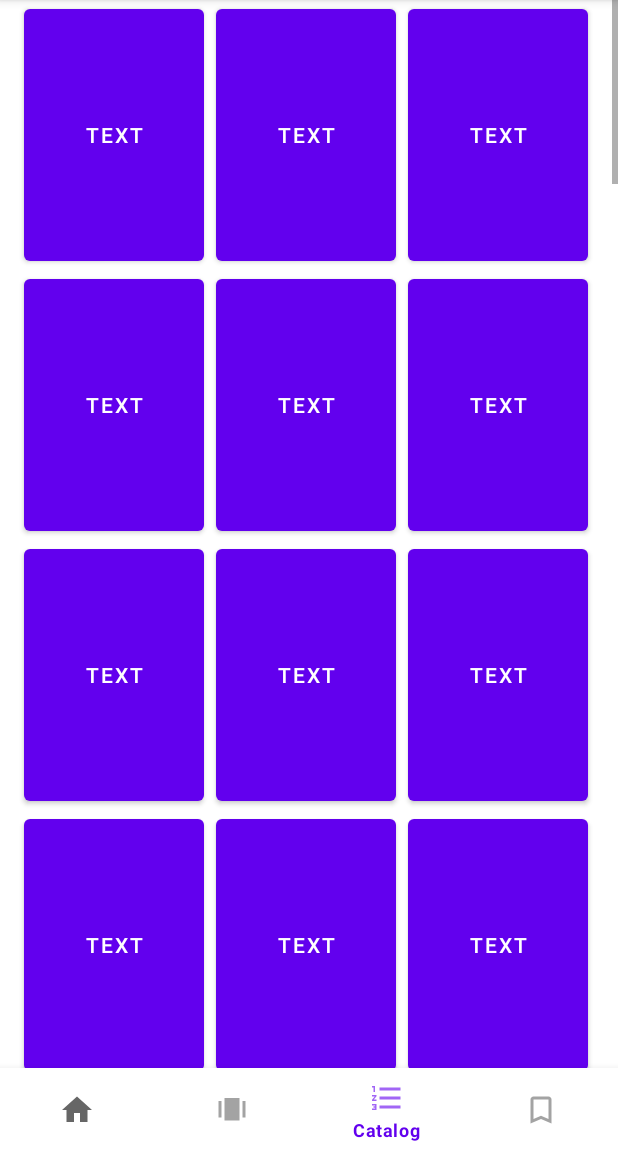
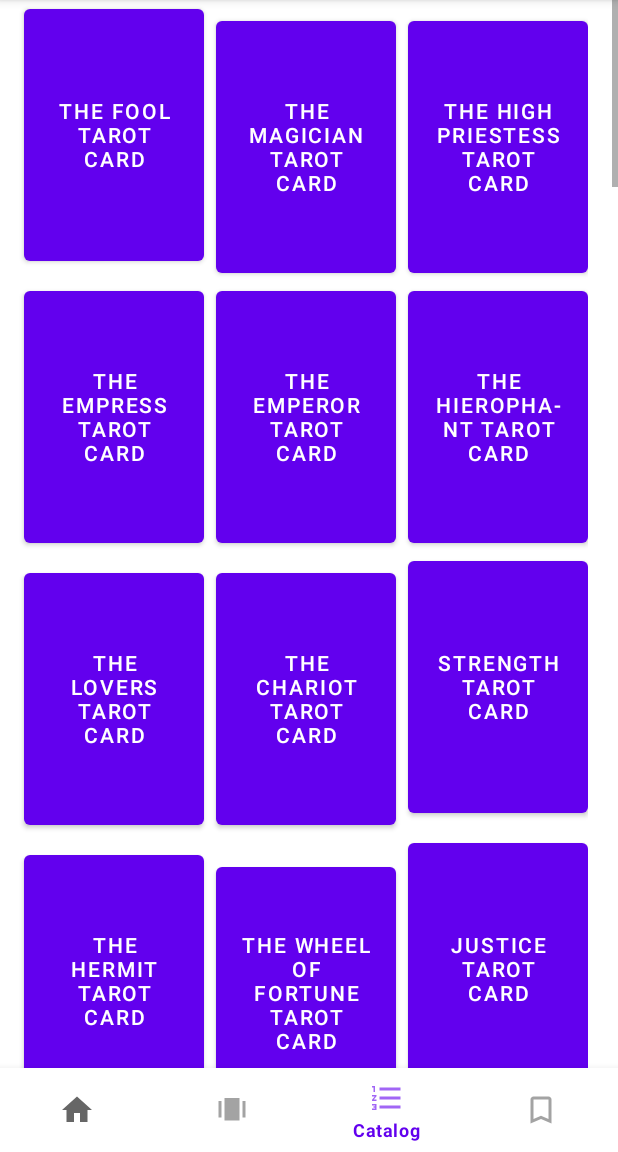
Before and after one commit to Jcheng8293/Zephyrus-, an Android app: the CardListActivity screen opened directly, with no data from a screen before it, on a phone screen of 412 x 824 dp, the part 84-1236 px from its top. Run offline under Robolectric (Android 15) with nearby library versions, the phone set to English and light mode, and no system bars; Roboto replaces fonts that are not available here.

Commit message:
- -=- LOOK AT README -=- Added names for each card in the "CardList"  - Cards with 3 lines tend to be "elevated," needs fixing Changed caption limit in "TarotCard" to 6 for reversed ones Deleted tarot_deck.txt from assets

```diff
--- a/Zephyrus/app/build.gradle
+++ b/Zephyrus/app/build.gradle
@@ -25,6 +25,7 @@ android {
         sourceCompatibility JavaVersion.VERSION_1_8
         targetCompatibility JavaVersion.VERSION_1_8
     }
+    compileSdkVersion 31
 }
 
 dependencies {
--- a/Zephyrus/app/src/main/AndroidManifest.xml
+++ b/Zephyrus/app/src/main/AndroidManifest.xml
@@ -1,6 +1,8 @@
 <?xml version="1.0" encoding="utf-8"?>
 <manifest xmlns:android="http://schemas.android.com/apk/res/android"
     package="com.example.zephyrus">
+    <uses-permission android:name="android.permission.WRITE_EXTERNAL_STORAGE" />
+    <uses-permission android:name="android.permission.READ_EXTERNAL_STORAGE" />
 
     <application
         android:allowBackup="true"
--- a/Zephyrus/app/src/main/assets/tarot_cards_spaced.txt
+++ b/Zephyrus/app/src/main/assets/tarot_cards_spaced.txt
@@ -38,7 +38,7 @@ Lack of power and authority
 Lack of courage
 Overwhelmed
 
-The Hierophant Tarot card
+The Hieropha-nt Tarot card
 Tradition
 Obedience
 Expectations
@@ -110,7 +110,7 @@ Resisting to let go
 Lack of acceptance
 Loss
 
-Temperance Tarot card
+Temperan-ce Tarot card
 Balance
 Calm and confidence
 Middle way
--- a/Zephyrus/app/src/main/assets/tarot_deck.txt
+++ /dev/null
@@ -1 +0,0 @@
-Empty
--- a/Zephyrus/app/src/main/java/com/example/zephyrus/CardListActivity.java
+++ b/Zephyrus/app/src/main/java/com/example/zephyrus/CardListActivity.java
@@ -1,20 +1,20 @@
 package com.example.zephyrus;
 
-import android.annotation.SuppressLint;
 import android.content.Intent;
 import android.os.Bundle;
-import android.view.ViewGroup;
 import android.widget.Button;
-import android.widget.GridLayout;
-import android.widget.RelativeLayout;
 
 import androidx.appcompat.app.AppCompatActivity;
 
 import com.google.android.material.bottomnavigation.BottomNavigationView;
 
+import java.io.BufferedReader;
+import java.io.IOException;
+import java.io.InputStream;
+import java.io.InputStreamReader;
+
 public class CardListActivity extends AppCompatActivity {
 
-    @SuppressLint("NonConstantResourceId")
     @Override
     protected void onCreate(Bundle savedInstanceState) {
         super.onCreate(savedInstanceState);
@@ -48,10 +48,31 @@ public class CardListActivity extends AppCompatActivity {
             return false;
         });
 
-        GridLayout gridLayout = findViewById(R.id.gridLayout);
-        Button button = new Button(this);
-        button.setLayoutParams(new RelativeLayout.LayoutParams(ViewGroup.LayoutParams.MATCH_PARENT,
-                ViewGroup.LayoutParams.MATCH_PARENT ));
-        gridLayout.addView(button, 120, 180);
+        /***
+         * Dynamically name buttons
+         ***/
+
+
+        try {
+            InputStream file = getAssets().open("tarot_cards_spaced.txt");
+            BufferedReader reader = new BufferedReader(new InputStreamReader(file));
+            for (int i = R.id.B00; i <= R.id.B77; i++) {
+                Button button = findViewById(i);
+
+                // Unknown reason... leave it alone
+                if (i == R.id.B73) {
+                    reader.readLine();
+                }
+                String line = reader.readLine();
+                button.setText(line);
+                for (int j = 0; j < 7; j++) {
+                    reader.readLine();
+                }
+
+            }
+
+        } catch (IOException e) {
+            e.printStackTrace();
+        }
     }
 }
--- a/Zephyrus/app/src/main/java/com/example/zephyrus/TarotCard.java
+++ b/Zephyrus/app/src/main/java/com/example/zephyrus/TarotCard.java
@@ -30,8 +30,8 @@ public class TarotCard extends Activity implements Serializable
             throw new IllegalArgumentException("description cannot be null");
         if(captions == null)
             throw new IllegalArgumentException("captions cannot be null");
-        if(captions.length != 3)
-            throw new IllegalArgumentException("The number of captions must be equal to 3, not " + captions.length);
+        if(captions.length != 6)
+            throw new IllegalArgumentException("The number of captions must be equal to 6, not " + captions.length);
 
         this.name = name;
         this.state = state;
--- a/Zephyrus/app/src/main/res/layout/activity_card_list.xml
+++ b/Zephyrus/app/src/main/res/layout/activity_card_list.xml
@@ -24,17 +24,21 @@
         android:layout_height="match_parent">
 
         <LinearLayout
-            android:layout_width="match_parent"
-            android:layout_height="match_parent">
+            android:layout_width="wrap_content"
+            android:layout_height="wrap_content"
+            android:gravity="center">
 
             <GridLayout
                 android:id="@+id/gridLayout"
                 android:layout_width="match_parent"
                 android:layout_height="match_parent"
-                android:clipToPadding="false"
+                android:layout_weight="1"
+                android:clipToPadding="true"
                 android:columnCount="3"
                 android:layoutDirection="inherit"
                 android:layoutMode="clipBounds"
+                android:minWidth="120dp"
+                android:minHeight="180dp"
                 android:paddingStart="8dp"
                 android:rowCount="26"
                 android:rowOrderPreserved="true"
@@ -477,7 +481,7 @@
                     android:layout_width="120dp"
                     android:layout_height="180dp"
                     android:layout_row="16"
-                    android:layout_column="2"
+                    android:layout_column="0"
                     android:layout_marginLeft="8dp"
                     android:text="Text"></Button>
 
@@ -486,7 +490,7 @@
                     android:layout_width="120dp"
                     android:layout_height="180dp"
                     android:layout_row="16"
-                    android:layout_column="0"
+                    android:layout_column="1"
                     android:layout_marginLeft="8dp"
                     android:text="Text"></Button>
 
@@ -495,7 +499,7 @@
                     android:layout_width="120dp"
                     android:layout_height="180dp"
                     android:layout_row="16"
-                    android:layout_column="1"
+                    android:layout_column="2"
                     android:layout_marginLeft="8dp"
                     android:text="Text"></Button>
 
```
Also changed, not shown: Zephyrus/app/src/main/java/com/example/zephyrus/ThreeCardSpread.java (+39 -20 lines), Zephyrus/app/src/main/res/layout/activity_three_card_spread.xml (+1 -28 lines), 1 other file.
